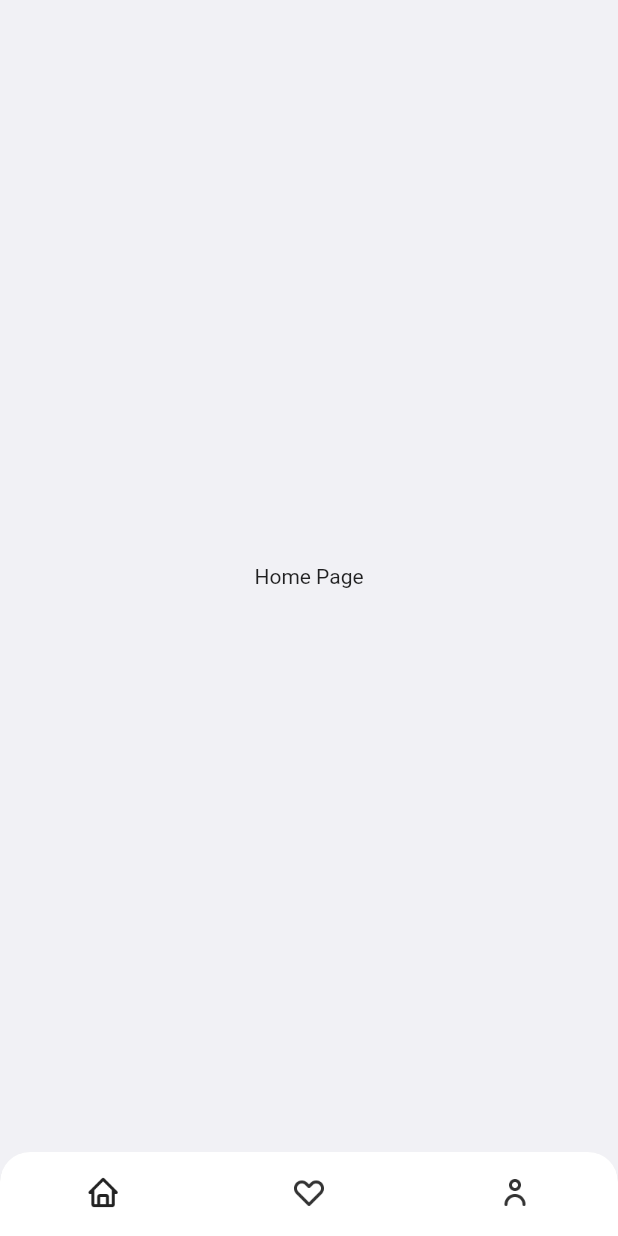
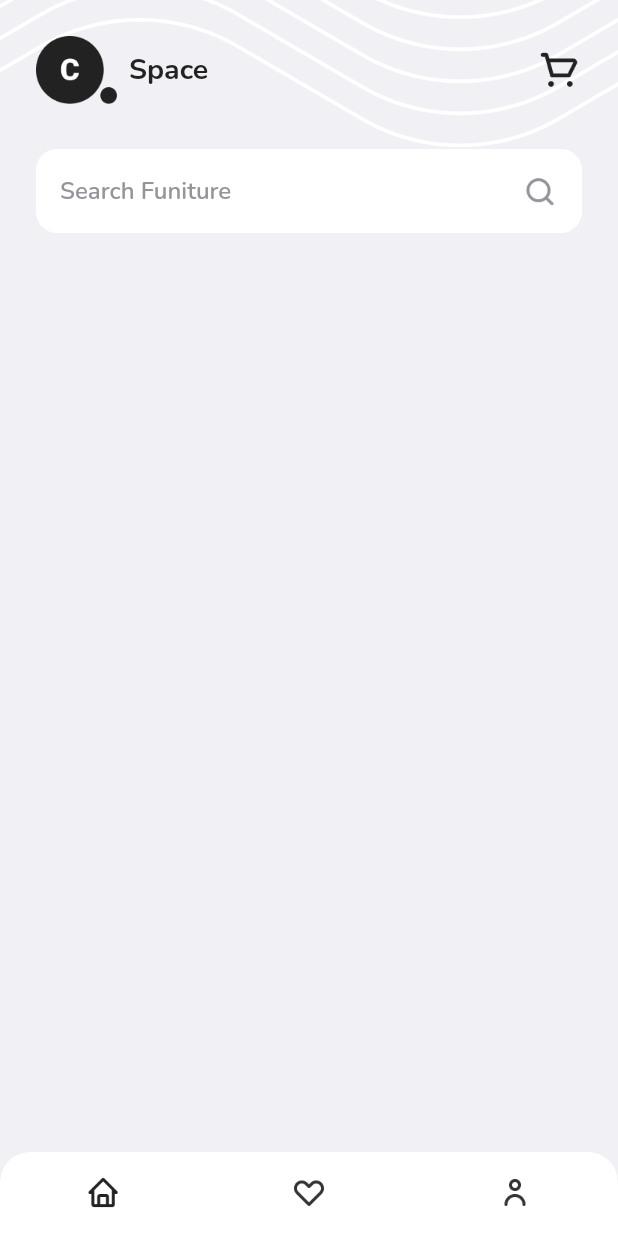
Before and after one commit to joedave13/space, a Flutter app: the HomePage screen opened by its route, on a phone screen of 412 x 824 dp. Run offline on Flutter 3.47's test engine with Material 2 defaults, Android fonts, the phone set to English and light mode, and no system bars; our stand-ins replace carousel_slider, fluttertoast, google_fonts.

Commit message:
home page - header & search bar

```diff
--- a/lib/pages/home_page.dart
+++ b/lib/pages/home_page.dart
@@ -42,10 +42,78 @@ class HomePage extends StatelessWidget {
           ],
         ),
       ),
-      body: Center(
-        child: Text(
-          'Home Page',
-        ),
+      body: Stack(
+        children: [
+          Image.asset(
+            'assets/image_background.png',
+          ),
+          ListView(
+            children: [
+              // TITLE
+              Container(
+                margin: EdgeInsets.only(
+                  top: 24,
+                ),
+                padding: EdgeInsets.symmetric(
+                  horizontal: 24,
+                ),
+                child: Row(
+                  children: [
+                    Image.asset(
+                      'assets/logo_dark.png',
+                      width: 54,
+                    ),
+                    SizedBox(
+                      width: 8,
+                    ),
+                    Text(
+                      'Space',
+                      style: blackTextStyle.copyWith(
+                        fontSize: 19,
+                        fontWeight: bold,
+                      ),
+                    ),
+                    Spacer(),
+                    Image.asset(
+                      'assets/icon_cart.png',
+                      width: 30,
+                    ),
+                  ],
+                ),
+              ),
+              // SEARCH BAR
+              Container(
+                margin: EdgeInsets.only(
+                  top: 30,
+                  left: 24,
+                  right: 24,
+                ),
+                padding: EdgeInsets.all(16),
+                decoration: BoxDecoration(
+                  borderRadius: BorderRadius.circular(14),
+                  color: kWhiteColor,
+                ),
+                child: Row(
+                  mainAxisAlignment: MainAxisAlignment.spaceBetween,
+                  children: [
+                    Text(
+                      'Search Funiture',
+                      style: grayTextStyle.copyWith(
+                        fontSize: 16,
+                        fontWeight: semiBold,
+                      ),
+                    ),
+                    Image.asset(
+                      'assets/icon_search.png',
+                      width: 24,
+                      color: kGrayColor,
+                    ),
+                  ],
+                ),
+              ),
+            ],
+          ),
+        ],
       ),
     );
   }
```
